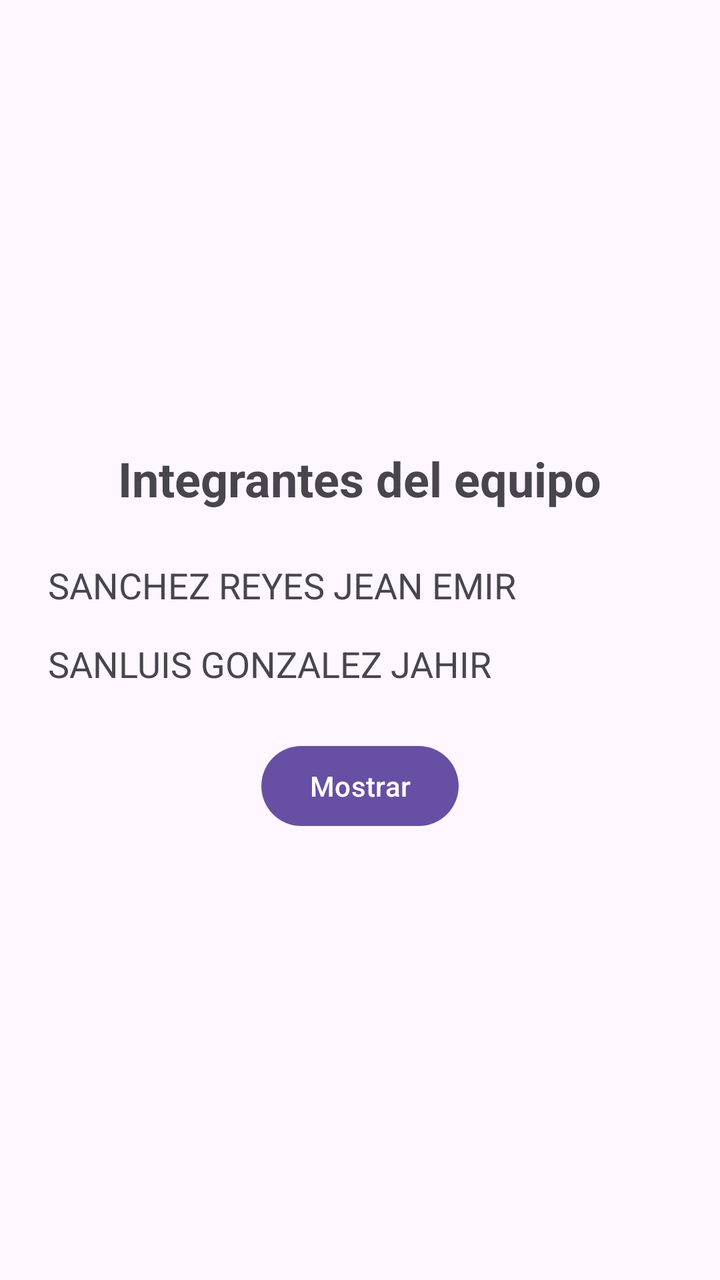
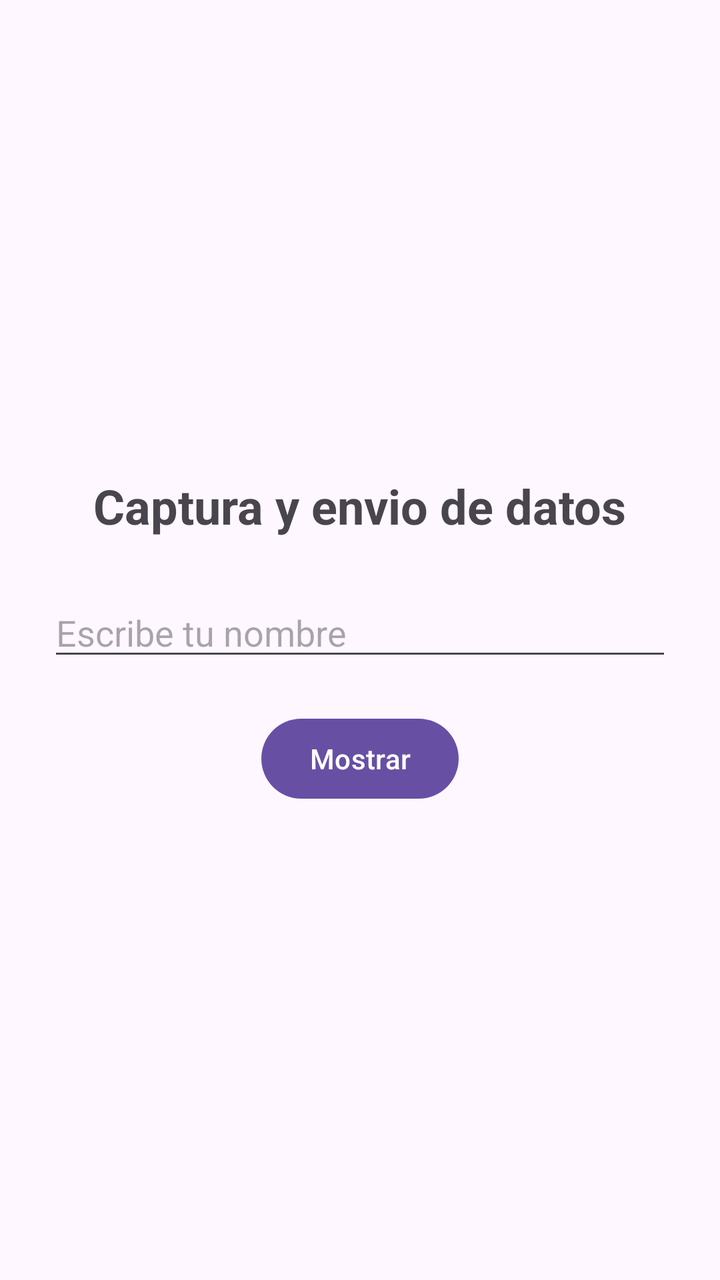

Compare the two renders of this Android layout. The source of the first and the diff that turns it into the second are given below.
<!-- AndroidManifest.xml: application theme Theme.HolaMundo -->
<!-- res/layout/activity_main.xml -->
<?xml version="1.0" encoding="utf-8"?>
<LinearLayout
    xmlns:android="http://schemas.android.com/apk/res/android"
    android:id="@+id/main"
    android:layout_width="match_parent"
    android:layout_height="match_parent"
    android:orientation="vertical"
    android:gravity="center"
    android:padding="24dp">

    
    <TextView
        android:id="@+id/lblTitulo"
        android:layout_width="wrap_content"
        android:layout_height="wrap_content"
        android:text="Integrantes del equipo"
        android:textSize="24sp"
        android:textStyle="bold"
        android:layout_marginBottom="25dp" />

    
    <TextView
        android:id="@+id/txtIntegrante1"
        android:layout_width="match_parent"
        android:layout_height="wrap_content"
        android:textSize="18sp"
        android:text="SANCHEZ REYES JEAN EMIR" />

    
    <TextView
        android:id="@+id/txtIntegrante2"
        android:layout_width="match_parent"
        android:layout_height="wrap_content"
        android:textSize="18sp"
        android:text="SANLUIS GONZALEZ JAHIR"
        android:layout_marginTop="15dp" />

    
    <Button
        android:id="@+id/btnMostrar"
        android:layout_width="wrap_content"
        android:layout_height="wrap_content"
        android:text="Mostrar"
        android:layout_marginTop="25dp" />

</LinearLayout>
<!-- resources referenced by this layout -->
<resources>
  <style name="Theme.HolaMundo" parent="Base.Theme.HolaMundo" />
  <style name="Base.Theme.HolaMundo" parent="Theme.Material3.DayNight.NoActionBar">
          
          
      </style>
</resources>

<!-- the commit's change to res/layout/activity_main.xml (unified diff, before → after) -->
@@ -13,27 +13,18 @@
         android:id="@+id/lblTitulo"
         android:layout_width="wrap_content"
         android:layout_height="wrap_content"
-        android:text="Integrantes del equipo"
+        android:text="Captura y envio de datos"
         android:textSize="24sp"
         android:textStyle="bold"
         android:layout_marginBottom="25dp" />
 
     
-    <TextView
-        android:id="@+id/txtIntegrante1"
+    <EditText
+        android:id="@+id/txtNombre"
         android:layout_width="match_parent"
         android:layout_height="wrap_content"
-        android:textSize="18sp"
-        android:text="SANCHEZ REYES JEAN EMIR" />
-
-    
-    <TextView
-        android:id="@+id/txtIntegrante2"
-        android:layout_width="match_parent"
-        android:layout_height="wrap_content"
-        android:textSize="18sp"
-        android:text="SANLUIS GONZALEZ JAHIR"
-        android:layout_marginTop="15dp" />
+        android:hint="Escribe tu nombre"
+        android:inputType="textPersonName" />
 
     
     <Button
@@ -41,6 +32,6 @@
         android:layout_width="wrap_content"
         android:layout_height="wrap_content"
         android:text="Mostrar"
-        android:layout_marginTop="25dp" />
+        android:layout_marginTop="20dp" />
 
 </LinearLayout>
